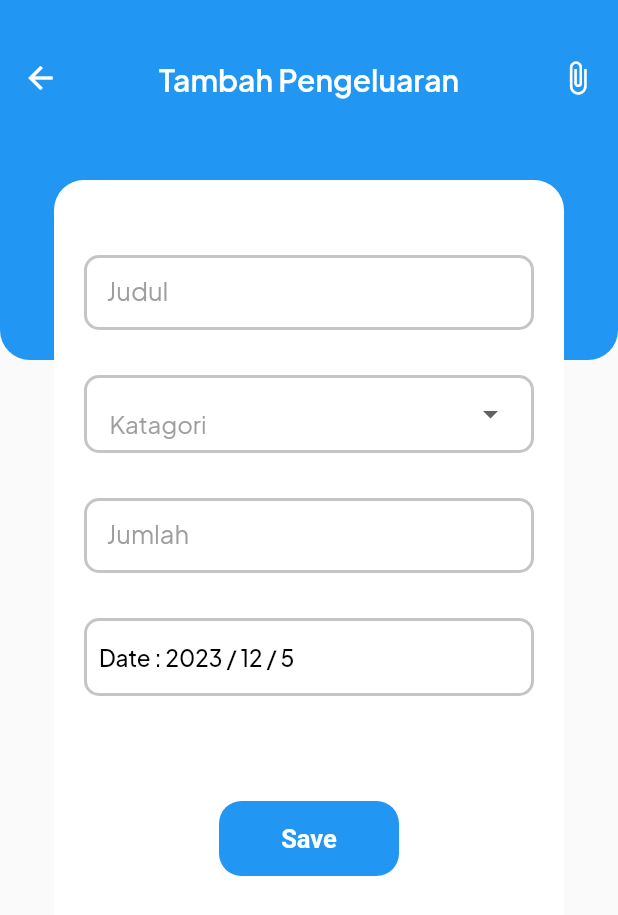
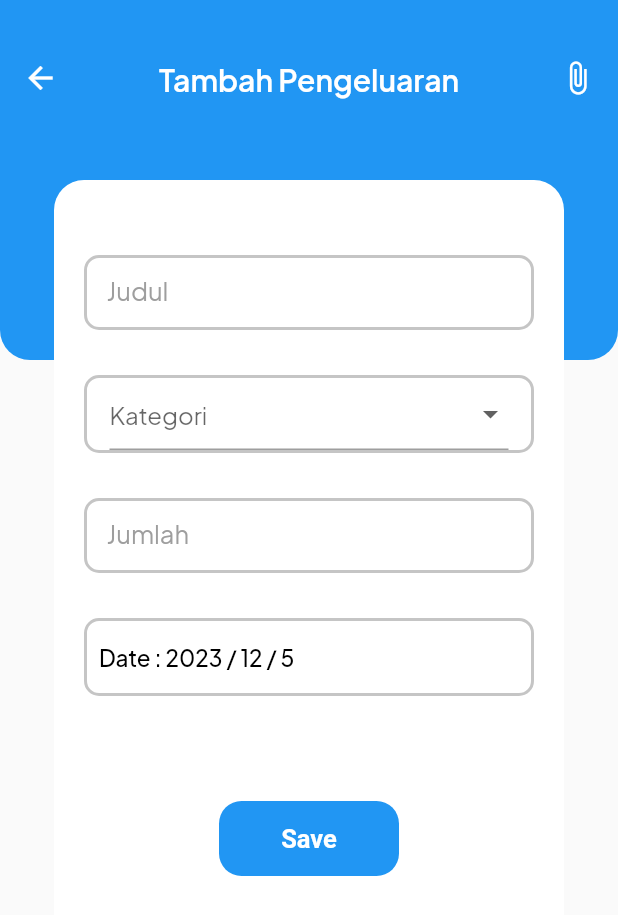
Before and after one commit to BlueRecandy/uang-kita, a Flutter app: the TambahPengeluaranScreen screen opened directly, on a phone screen of 412 x 824 dp. Shown: the top 915 px of the screen. Run offline on Flutter 3.47's test engine with Material 2 defaults, Android fonts, the phone set to English and light mode, and no system bars; our stand-ins replace heroicons, sizer, sqflite; accounts and stored records are empty.

```diff
--- a/lib/screens/tambah_pengeluaran_screen.dart
+++ b/lib/screens/tambah_pengeluaran_screen.dart
@@ -1,11 +1,10 @@
 import 'package:flutter/material.dart';
 import 'package:uang_kita/models/category_type_model.dart';
-import 'package:uang_kita/widgets/screens/tambah_pengeluaran/textfield_judul.dart';
-import 'package:uang_kita/widgets/screens/tambah_pengeluaran/textfield_jumlah.dart';
-import 'package:uang_kita/widgets/screens/tambah_pengeluaran/save_button.dart';
-import 'package:uang_kita/widgets/screens/tambah_pengeluaran/textfield_tanggal.dart';
-
+import '../widgets/screens/tambah_pengeluaran/save_button.dart';
+import '../widgets/screens/tambah_pengeluaran/textfield_judul.dart';
+import '../widgets/screens/tambah_pengeluaran/textfield_jumlah.dart';
 import '../widgets/screens/tambah_pengeluaran/textfield_kategori.dart';
+import '../widgets/screens/tambah_pengeluaran/textfield_tanggal.dart';
 
 class TambahPengeluaranScreen extends StatefulWidget {
   const TambahPengeluaranScreen({Key? key}) : super(key: key);
@@ -19,7 +18,7 @@ class _TambahPengeluaranScreenState extends State<TambahPengeluaranScreen> {
   // Deklarasi variabel untuk textfield judul
   final TextEditingController titleController = TextEditingController();
   FocusNode titleFocusNode = FocusNode();
-  // Deklarasi variabel untuk dropdown
+  // Deklarasi variabel untuk dropdown katagori
   String? selectedItem;
   // List untuk dropdown katagori
   final katagoriList = CategoryType.values
@@ -68,16 +67,16 @@ class _TambahPengeluaranScreenState extends State<TambahPengeluaranScreen> {
               controller: titleController, focusNode: titleFocusNode),
           // textfield katagori
           const SizedBox(height: 30),
-          CustomDropdown(
+          DropdownCategoryItems(
             items: katagoriList,
-            hint: 'Katagori',
+            hint: 'Kategori',
             onChanged: (value) {
               setState(() {
                 selectedItem = value;
               });
             },
           ),
-          // textfield jumlah
+          //textfield jumlah
           const SizedBox(height: 30),
           AmountTextField(
             focusNode: amountFocusNode,
@@ -107,7 +106,7 @@ class _TambahPengeluaranScreenState extends State<TambahPengeluaranScreen> {
         Container(
           width: double.infinity,
           height: 240,
-          decoration: BoxDecoration(
+          decoration: const BoxDecoration(
             color: Colors.blue,
             borderRadius: BorderRadius.only(
               bottomLeft: Radius.circular(20),
@@ -116,9 +115,9 @@ class _TambahPengeluaranScreenState extends State<TambahPengeluaranScreen> {
           ),
           child: Column(
             children: [
-              SizedBox(height: 40),
+              const SizedBox(height: 40),
               Padding(
-                padding: EdgeInsets.symmetric(horizontal: 15),
+                padding: const EdgeInsets.symmetric(horizontal: 15),
                 child: Row(
                   mainAxisAlignment: MainAxisAlignment.spaceBetween,
                   crossAxisAlignment: CrossAxisAlignment.start,
@@ -127,16 +126,16 @@ class _TambahPengeluaranScreenState extends State<TambahPengeluaranScreen> {
                       onTap: () {
                         Navigator.of(context).pop();
                       },
-                      child: Icon(Icons.arrow_back, color: Colors.white),
+                      child: const Icon(Icons.arrow_back, color: Colors.white),
                     ),
-                    Text(
+                    const Text(
                       'Tambah Pengeluaran',
                       style: TextStyle(
                           fontSize: 20,
                           fontWeight: FontWeight.w600,
                           color: Colors.white),
                     ),
-                    Icon(
+                    const Icon(
                       Icons.attach_file_outlined,
                       color: Colors.white,
                     )
--- a/lib/widgets/screens/tambah_pengeluaran/textfield_kategori.dart
+++ b/lib/widgets/screens/tambah_pengeluaran/textfield_kategori.dart
@@ -2,12 +2,12 @@ import 'package:flutter/material.dart';
 
 import '../../../models/category_type_model.dart';
 
-class CustomDropdown extends StatefulWidget {
+class DropdownCategoryItems extends StatefulWidget {
   final List<CategoryTypeModel> items;
   final String hint;
   final Function(String?) onChanged;
 
-  const CustomDropdown({
+  const DropdownCategoryItems({
     Key? key,
     required this.items,
     required this.hint,
@@ -15,10 +15,10 @@ class CustomDropdown extends StatefulWidget {
   }) : super(key: key);
 
   @override
-  _CustomDropdownState createState() => _CustomDropdownState();
+  _DropdownCategoryItemsState createState() => _DropdownCategoryItemsState();
 }
 
-class _CustomDropdownState extends State<CustomDropdown> {
+class _DropdownCategoryItemsState extends State<DropdownCategoryItems> {
   String? selectedItem;
 
   @override
@@ -35,52 +35,48 @@ class _CustomDropdownState extends State<CustomDropdown> {
             color: Color(0xffC5C5C5),
           ),
         ),
-        child: DropdownButton<String>(
+        child: DropdownButtonFormField<String>(
           value: selectedItem,
           onChanged: widget.onChanged,
           items: widget.items
               .map((e) => DropdownMenuItem(
+                    value: e.type.displayName,
                     child: Container(
                       alignment: Alignment.center,
                       child: Row(
                         children: [
-                          Container(
+                          SizedBox(
                             width: 40,
                             child: e.icon,
                           ),
-                          SizedBox(width: 10),
+                          const SizedBox(width: 10),
                           Text(
                             e.type.displayName,
-                            style: TextStyle(fontSize: 18),
+                            style: const TextStyle(fontSize: 18),
                           )
                         ],
                       ),
                     ),
-                    value: e.type.displayName,
                   ))
               .toList(),
           selectedItemBuilder: (BuildContext context) => widget.items
               .map((e) => Row(
                     children: [
-                      Container(
+                      SizedBox(
                         width: 42,
                         child: e.icon,
                       ),
-                      SizedBox(width: 5),
+                      const SizedBox(width: 5),
                       Text(e.type.displayName)
                     ],
                   ))
               .toList(),
-          hint: Padding(
-            padding: const EdgeInsets.only(top: 12),
-            child: Text(
-              widget.hint,
-              style: const TextStyle(color: Colors.grey),
-            ),
+          decoration: InputDecoration(
+            hintText: widget.hint,
+            hintStyle: const TextStyle(color: Colors.grey),
           ),
           dropdownColor: Colors.white,
           isExpanded: true,
-          underline: Container(),
         ),
       ),
     );
```
